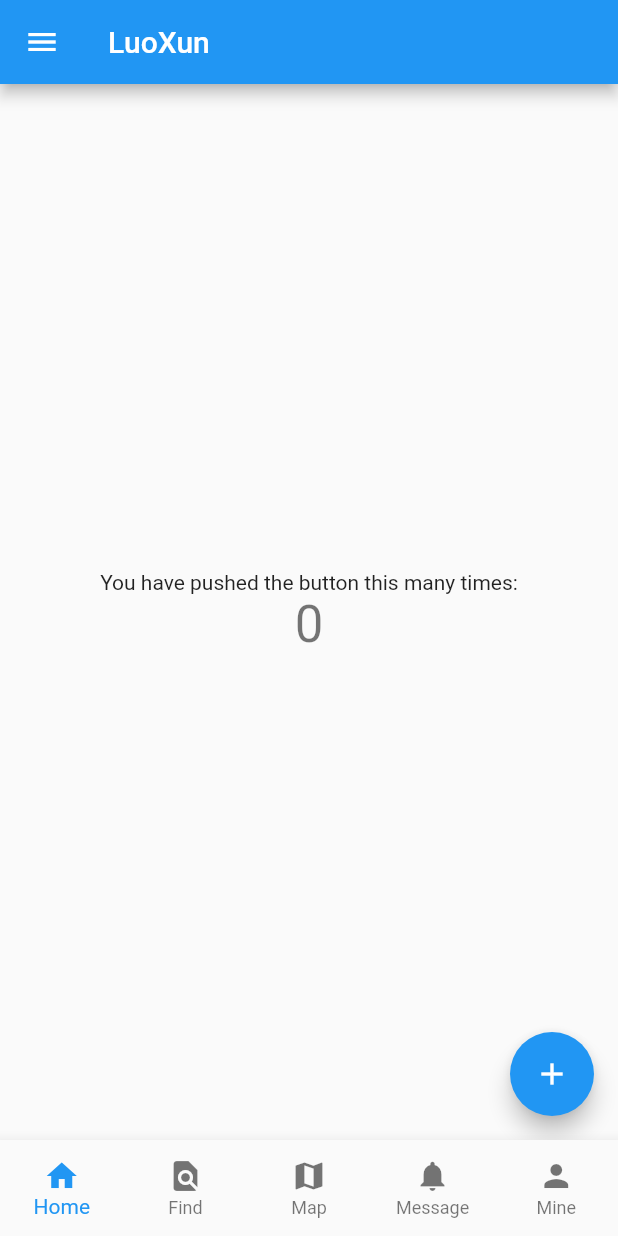
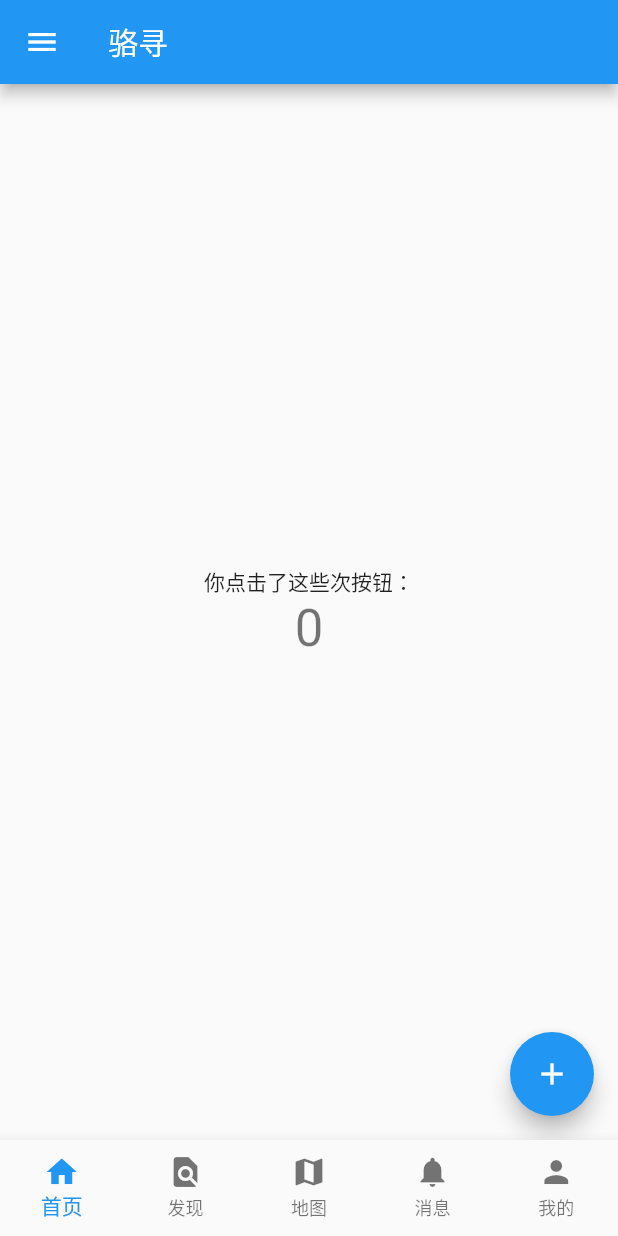
Before and after one commit to msdgwzhy6/flutter_locyin, a Flutter app: the MainHomePage screen opened directly, on a phone screen of 412 x 824 dp. Run offline on Flutter 3.47's test engine with Material 2 defaults, Android fonts, the phone set to English and light mode, and no system bars; drawn by our look-alikes of oktoast; our stand-ins replace get, sentry_flutter, shared_preferences, webview_flutter; accounts and stored records are empty.

Commit message:
语言切换

```diff
--- a/lib/l10n/intl_en.arb
+++ b/lib/common/lang/en_US.dart
@@ -1,5 +1,4 @@
-{
-  "@@last_modified": "2021-07-09 00:02:00",
+const Map<String, String> en_US = {
   "appName": "LuoXun",
   "pushLabel": "You have pushed the button this many times:",
 
@@ -19,4 +18,4 @@
   "languageChinese": "Chinese",
   "languageEnglish": "English",
   "languageAuto": "Auto"
-}
+};
--- /dev/null
+++ b/lib/common/lang/translation_service.dart
@@ -0,0 +1,18 @@
+import 'dart:ui';
+import 'package:flutter_locyin/common/lang/zh_Hans.dart';
+import 'package:flutter_locyin/utils/getx.dart';
+import 'package:get/get.dart';
+import 'en_US.dart';
+
+class Messages extends Translations {
+
+  static Locale? get locale => Get.find<LocaleController>().locale;
+  static final fallbackLocale = Locale('zh', 'Hans');
+  @override
+
+
+  Map<String, Map<String, String>> get keys => {
+    'en_US': en_US,
+    'zh_Hans': zh_Hans,
+  };
+}
--- a/lib/l10n/intl_zh_CN.arb
+++ b/lib/common/lang/zh_Hans.dart
@@ -1,5 +1,4 @@
-{
-  "@@last_modified": "2021-07-09 00:02:00",
+const Map<String, String> zh_Hans = {
   "appName": "骆寻",
   "pushLabel": "你点击了这些次按钮：",
 
@@ -19,4 +18,4 @@
   "languageChinese": "简体中文",
   "languageEnglish": "英语",
   "languageAuto": "系统默认"
-}
+};
--- a/lib/page/dynamic.dart
+++ b/lib/page/dynamic.dart
@@ -1,7 +1,7 @@
 import 'package:flutter/material.dart';
-import 'package:flutter_locyin/generated/l10n.dart';
-import 'package:flutter_locyin/menu/menu.dart';
-
+import 'package:flutter_locyin/page/menu/menu.dart';
+import 'package:flutter_locyin/router/router.dart';
+import 'package:get/get.dart';
 class MyHomePage extends StatefulWidget {
   @override
   _MyHomePageState createState() => _MyHomePageState();
@@ -15,9 +15,12 @@ class _MyHomePageState extends State<MyHomePage> {
       _counter++;
     });
   }
+
   void _changeLocale(){
     setState(() {
-      S.load(Locale("en","US"));
+      var locale = Locale('zh', 'Hans');
+      //var locale = Locale('en','US');
+      Get.updateLocale(locale);
     });
   }
   void _makeError(){
@@ -26,12 +29,17 @@ class _MyHomePageState extends State<MyHomePage> {
     //throw new StateError('This is a Dart exception error.');
     //List<String> numList = ['1', '2']; print(numList[6]);
   }
-
+  void _testCommonRouter() {
+    Get.toNamed('/menu/settings');
+  }
+  void _testWebRouter() {
+    XRouter.goWeb("https://www.baidu.com/","百度一下","local");
+  }
   @override
   Widget build(BuildContext context) {
     return Scaffold(
       appBar: AppBar(
-        title: Text(S.of(context).appName,),
+        title: Text('appName'.tr,),
       ),
       drawer: MenuDrawer(),
       body: Center(
@@ -39,7 +47,7 @@ class _MyHomePageState extends State<MyHomePage> {
           mainAxisAlignment: MainAxisAlignment.center,
           children: <Widget>[
             Text(
-              S.of(context).pushLabel,
+              'pushLabel'.tr,
             ),
             Text(
               '$_counter',
@@ -49,7 +57,8 @@ class _MyHomePageState extends State<MyHomePage> {
         ),
       ),
       floatingActionButton: FloatingActionButton(
-        onPressed: _incrementCounter,
+        //onPressed: _testCommonRouter,
+        onPressed: _testWebRouter,
         tooltip: 'Increment',
         child: Icon(Icons.add),
       ),
--- a/lib/page/index.dart
+++ b/lib/page/index.dart
@@ -1,11 +1,10 @@
 import 'package:flutter/material.dart';
-import 'package:flutter_locyin/generated/l10n.dart';
 import 'package:flutter_locyin/page/find.dart';
 import 'package:flutter_locyin/page/map.dart';
 import 'package:flutter_locyin/page/message.dart';
 import 'package:flutter_locyin/page/mine.dart';
 import 'package:flutter_locyin/utils/toast.dart';
-
+import 'package:get/get.dart';
 import 'dynamic.dart';
 
 class MainHomePage extends StatefulWidget {
@@ -17,11 +16,16 @@ class _MainHomePageState extends State<MainHomePage> {
   int _tabIndex = 0;
 
   List<BottomNavigationBarItem> getTabs(BuildContext context) => [
-        BottomNavigationBarItem(label: S.of(context).navigationHome, icon: Icon(Icons.home)),
+        /*BottomNavigationBarItem(label: S.of(context).navigationHome, icon: Icon(Icons.home)),
         BottomNavigationBarItem(label: S.of(context).navigationFind, icon: Icon(Icons.find_in_page)),
         BottomNavigationBarItem(label: S.of(context).navigationMap, icon: Icon(Icons.map)),
         BottomNavigationBarItem(label: S.of(context).navigationMessage, icon: Icon(Icons.notifications)),
-        BottomNavigationBarItem(label: S.of(context).navigationMine, icon: Icon(Icons.person)),
+        BottomNavigationBarItem(label: S.of(context).navigationMine, icon: Icon(Icons.person)),*/
+    BottomNavigationBarItem(label: 'navigationHome'.tr, icon: Icon(Icons.home)),
+    BottomNavigationBarItem(label: 'navigationFind'.tr, icon: Icon(Icons.find_in_page)),
+    BottomNavigationBarItem(label: 'navigationMap'.tr, icon: Icon(Icons.map)),
+    BottomNavigationBarItem(label: 'navigationMessage'.tr, icon: Icon(Icons.notifications)),
+    BottomNavigationBarItem(label: 'navigationMine'.tr, icon: Icon(Icons.person)),
       ];
 
   List<Widget> getTabWidget(BuildContext context) =>
@@ -49,7 +53,7 @@ class _MainHomePageState extends State<MainHomePage> {
         if(lastPopTime == null || DateTime.now().difference(lastPopTime!) > Duration(seconds: 2)){
 
           lastPopTime = DateTime.now();
-          ToastUtils.toast(S.of(context).exitBy2Click);
+          ToastUtils.toast('exitBy2Click'.tr);
           return Future.value(false);
 
 
--- a/lib/menu/menu.dart
+++ b/lib/page/menu/menu.dart
@@ -1,6 +1,6 @@
 import 'package:flutter/material.dart';
-import 'package:flutter_locyin/menu/about.dart';
-import 'package:flutter_locyin/menu/settings.dart';
+import 'package:flutter_locyin/page/menu/about.dart';
+import 'package:flutter_locyin/page/menu/settings.dart';
 import 'package:flutter_locyin/utils/toast.dart';
 
 class MenuDrawer extends StatelessWidget {
--- /dev/null
+++ b/lib/router/router.dart
@@ -0,0 +1,8 @@
+import 'package:get/get.dart';
+
+class XRouter {
+  static void goWeb(String url, String title , String local) {
+    Get.toNamed(
+        "/web?url=${Uri.encodeComponent(url)}&title=${Uri.encodeComponent(title)}&local=${Uri.encodeComponent(local)}");
+  }
+}
--- /dev/null
+++ b/lib/router/router_map.dart
@@ -0,0 +1,21 @@
+import 'package:flutter_locyin/page/menu/about.dart';
+import 'package:flutter_locyin/page/menu/language.dart';
+import 'package:flutter_locyin/page/menu/settings.dart';
+import 'package:flutter_locyin/page/menu/theme.dart';
+import 'package:flutter_locyin/page/index.dart';
+import 'package:get/get.dart';
+import 'package:flutter_locyin/widgets/web_view_page.dart';
+
+
+class RouteMap {
+  static List<GetPage> getPages = [
+    GetPage(name: '/index', page: (){
+      return MainHomePage();
+    }),
+    GetPage(name: '/menu/settings', page: () => SettingsPage()),
+    GetPage(name: '/menu/settings/theme', page: () => ThemePage()),
+    GetPage(name: '/menu/settings/language', page: () => LanguagePage()),
+    GetPage(name: '/menu/about', page: () => AboutPage()),
+    GetPage(name: '/web', page: () => WebViewPage()),
+  ];
+}
--- a/lib/utils/toast.dart
+++ b/lib/utils/toast.dart
@@ -6,7 +6,6 @@ const DEFAULT_TOAST_COLOR = Color(0xFF424242);
 
 class ToastUtils {
   ToastUtils._internal();
-
   ///全局初始化Toast配置, child为MaterialApp
   static init(Widget child) {
     return OKToast(
--- a/pubspec.yaml
+++ b/pubspec.yaml
@@ -32,6 +32,9 @@ dependencies:
   # Use with the CupertinoIcons class for iOS style icons.
   cupertino_icons: ^1.0.3
   oktoast: ^3.0.0
+  get: ^4.1.4
+  webview_flutter: ^2.0.9
+  shared_preferences: ^2.0.6
 
 dev_dependencies:
   flutter_test:
@@ -78,5 +81,3 @@ flutter:
   #
   # For details regarding fonts from package dependencies,
   # see https://flutter.dev/custom-fonts/#from-packages
-flutter_intl:
-  enabled: true
```
Also changed, not shown: lib/init/default_app.dart (+39 -10 lines), lib/menu/language.dart (deleted, +0 -18 lines), lib/menu/settings.dart (deleted, +0 -18 lines), lib/page/menu/language.dart (added, +63 -0 lines), lib/page/menu/settings.dart (added, +37 -0 lines), lib/utils/getx.dart (added, +41 -0 lines), lib/utils/sputils.dart (added, +29 -0 lines), lib/widgets/web_view_page.dart (added, +93 -0 lines), lib/generated/intl/messages_all.dart (deleted), lib/generated/intl/messages_en.dart (deleted), lib/generated/intl/messages_zh_CN.dart (deleted), lib/generated/l10n.dart (deleted), lib/page/menu/about.dart (renamed from lib/menu/about.dart), lib/page/menu/theme.dart (renamed from lib/menu/theme.dart), 1 more files, 1 other file.
